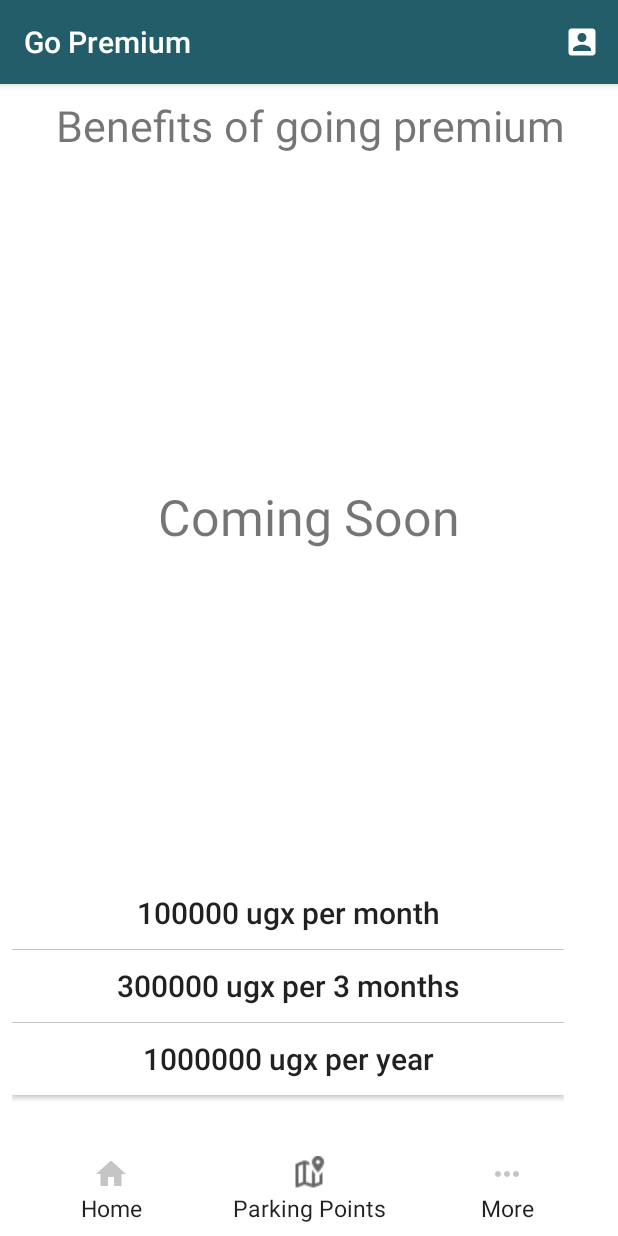
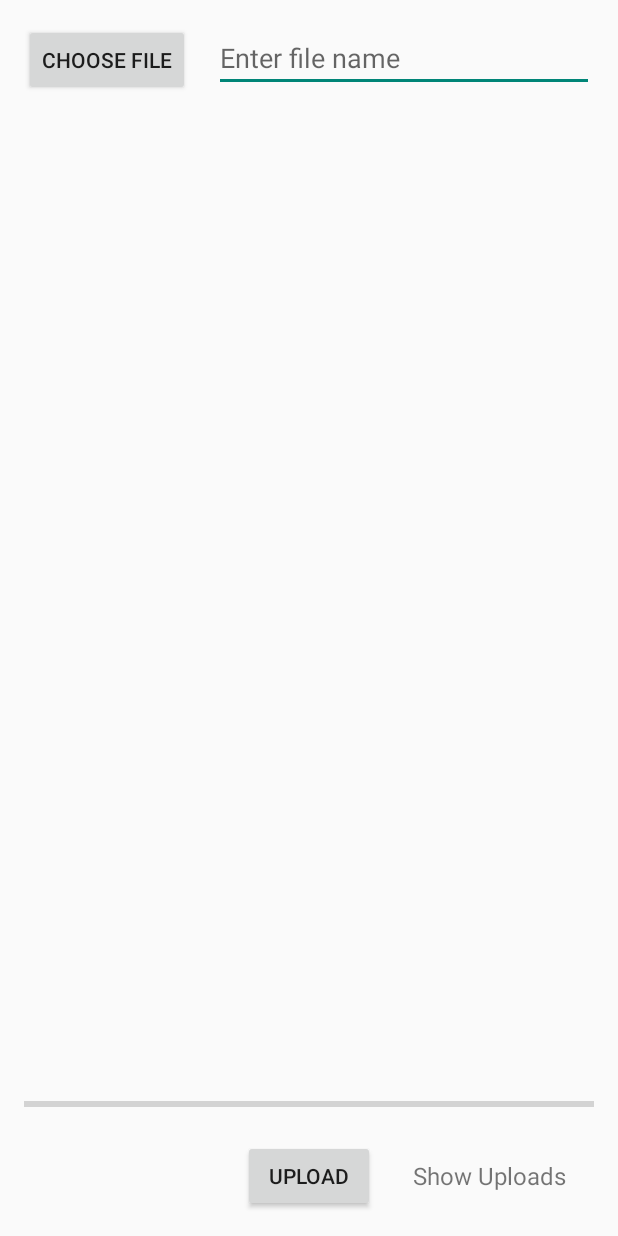
Before and after one commit to mugabi2/digitalbikes, an Android app: the GoPremium screen opened directly, with no data from a screen before it, on a phone screen of 412 x 824 dp. Run offline under Robolectric (Android 15) with nearby library versions, the phone set to English and light mode, and no system bars; our stand-ins replace Firebase (no records; nobody signed in at launch, a user with empty details on screens opened directly), Picasso; pictures from the network do not load.

Commit message:
updates working in history and gopremium

```diff
--- a/app/src/main/java/com/stardigitalbikes/samuelhimself/bible1/GoPremium.java
+++ b/app/src/main/java/com/stardigitalbikes/samuelhimself/bible1/GoPremium.java
@@ -1,6 +1,10 @@
 package com.stardigitalbikes.samuelhimself.bible1;
 
+import android.content.ContentResolver;
 import android.content.Intent;
+import android.net.Uri;
+import android.os.Handler;
+import android.support.annotation.NonNull;
 import android.support.v7.app.AppCompatActivity;
 import android.os.Bundle;
 import android.support.v7.widget.Toolbar;
@@ -8,12 +12,45 @@ import android.view.Menu;
 import android.view.MenuInflater;
 import android.view.MenuItem;
 import android.view.View;
+import android.webkit.MimeTypeMap;
 import android.widget.Button;
+import android.widget.EditText;
+import android.widget.ImageView;
+import android.widget.ProgressBar;
+import android.widget.TextView;
+import android.widget.Toast;
+
+import com.google.android.gms.tasks.OnFailureListener;
+import com.google.android.gms.tasks.OnSuccessListener;
+import com.google.firebase.database.DatabaseReference;
+import com.google.firebase.database.FirebaseDatabase;
+import com.google.firebase.storage.FirebaseStorage;
+import com.google.firebase.storage.OnProgressListener;
+import com.google.firebase.storage.StorageReference;
+import com.google.firebase.storage.StorageTask;
+import com.google.firebase.storage.UploadTask;
+import com.squareup.picasso.Picasso;
 
 public class GoPremium extends AppCompatActivity {
 
 
     Button Bhom,Bmore;
+
+    private static final int PICK_IMAGE_REQUEST = 1;
+
+    private Button mButtonChooseImage;
+    private Button mButtonUpload;
+    private TextView mTextViewShowUploads;
+    private EditText mEditTextFileName;
+    private ImageView mImageView;
+    private ProgressBar mProgressBar;
+
+    private Uri mImageUri;
+
+    private StorageReference mStorageRef;
+    private DatabaseReference mDatabaseRef;
+
+    private StorageTask mUploadTask;
 
 
     @Override
@@ -21,47 +58,118 @@ public class GoPremium extends AppCompatActivity {
         super.onCreate(savedInstanceState);
         setContentView(R.layout.activity_go_premium);
 
-        Bhom= findViewById(R.id.hm7);
-        Bhom.setOnClickListener(new View.OnClickListener() {
+
+        mButtonChooseImage = findViewById(R.id.button_choose_image);
+        mButtonUpload = findViewById(R.id.button_upload);
+        mTextViewShowUploads = findViewById(R.id.text_view_show_uploads);
+        mEditTextFileName = findViewById(R.id.edit_text_file_name);
+        mImageView = findViewById(R.id.image_view);
+        mProgressBar = findViewById(R.id.progress_bar);
+
+        mStorageRef = FirebaseStorage.getInstance().getReference("uploads");
+        mDatabaseRef = FirebaseDatabase.getInstance().getReference("uploads");
+
+        mButtonChooseImage.setOnClickListener(new View.OnClickListener() {
             @Override
-            public void onClick(View view) {
-                Intent int1 =new Intent(getApplicationContext(),MainActivity.class);
-                startActivity(int1);
+            public void onClick(View v) {
+                openFileChooser();
+            }
+        });
+
+        mTextViewShowUploads.setOnClickListener(new View.OnClickListener() {
+            @Override
+            public void onClick(View v) {
+                openImagesActivity();
+            }
+        });
+
+        mButtonUpload.setOnClickListener(new View.OnClickListener() {
+            @Override
+            public void onClick(View v) {
+                if (mUploadTask != null && mUploadTask.isInProgress()) {
+                    Toast.makeText(GoPremium.this, "Upload in progress", Toast.LENGTH_SHORT).show();
+                } else {
+                    uploadFile();
+                }
             }
         });
 
 
-        Bmore= findViewById(R.id.more7);
-        Bmore.setOnClickListener(new View.OnClickListener() {
-            @Override
-            public void onClick(View view) {
-                Intent int1 =new Intent(getApplicationContext(),More.class);
-                startActivity(int1);
-            }
-        });
-
-        //  -------------toolbar---------
-        Toolbar toolbar =findViewById(R.id.gopremiumtoolbar);
-        setSupportActionBar(toolbar);
-
 
     }
 
-    //*******************MENU****************8
+
+    private void openFileChooser() {
+        Intent intent = new Intent();
+        intent.setType("image/*");
+        intent.setAction(Intent.ACTION_GET_CONTENT);
+        startActivityForResult(intent, PICK_IMAGE_REQUEST);
+    }
+
     @Override
-    public boolean onCreateOptionsMenu(Menu menu) {
-        MenuInflater inflater=getMenuInflater();
-        inflater.inflate(R.menu.user_menu,menu);
-        return true;
+    protected void onActivityResult(int requestCode, int resultCode, Intent data) {
+        super.onActivityResult(requestCode, resultCode, data);
+
+        if (requestCode == PICK_IMAGE_REQUEST && resultCode == RESULT_OK
+                && data != null && data.getData() != null) {
+            mImageUri = data.getData();
+
+            Picasso.with(this).load(mImageUri).into(mImageView);
+        }
     }
-    @Override
-    public boolean onOptionsItemSelected(MenuItem item) {
-        switch (item.getItemId()){
-            case R.id.usermenu:
-                Intent int1 =new Intent(getApplicationContext(),Profile.class);
-                startActivity(int1);
 
+    private String getFileExtension(Uri uri) {
+        ContentResolver cR = getContentResolver();
+        MimeTypeMap mime = MimeTypeMap.getSingleton();
+        return mime.getExtensionFromMimeType(cR.getType(uri));
+    }
+
+    private void uploadFile() {
+        if (mImageUri != null) {
+            StorageReference fileReference = mStorageRef.child(System.currentTimeMillis()
+                    + "." + getFileExtension(mImageUri));
+
+            mUploadTask = fileReference.putFile(mImageUri)
+                    .addOnSuccessListener(new OnSuccessListener<UploadTask.TaskSnapshot>() {
+                        @Override
+                        public void onSuccess(UploadTask.TaskSnapshot taskSnapshot) {
+                            Handler handler = new Handler();
+                            handler.postDelayed(new Runnable() {
+                                @Override
+                                public void run() {
+                                    mProgressBar.setProgress(0);
+                                }
+                            }, 500);
+
+                            Toast.makeText(GoPremium.this, "Upload successful", Toast.LENGTH_LONG).show();
+                            Upload upload = new Upload(mEditTextFileName.getText().toString().trim(),
+                                    taskSnapshot.getDownloadUrl().toString());
+                            String uploadId = mDatabaseRef.push().getKey();
+                            mDatabaseRef.child(uploadId).setValue(upload);
+
+                        }
+                    })
+                    .addOnFailureListener(new OnFailureListener() {
+                        @Override
+                        public void onFailure(@NonNull Exception e) {
+                            Toast.makeText(GoPremium.this, e.getMessage(), Toast.LENGTH_SHORT).show();
+                        }
+                    })
+                    .addOnProgressListener(new OnProgressListener<UploadTask.TaskSnapshot>() {
+                        @Override
+                        public void onProgress(UploadTask.TaskSnapshot taskSnapshot) {
+                            double progress = (100.0 * taskSnapshot.getBytesTransferred() / taskSnapshot.getTotalByteCount());
+                            mProgressBar.setProgress((int) progress);
+                        }
+                    });
+        } else {
+            Toast.makeText(this, "No file selected", Toast.LENGTH_SHORT).show();
         }
-        return super.onOptionsItemSelected(item);
     }
+
+    private void openImagesActivity() {
+        Intent intent = new Intent(this, History.class);
+        startActivity(intent);
+    }
+
 }
--- a/app/src/main/java/com/stardigitalbikes/samuelhimself/bible1/ImageAdapter.java
+++ b/app/src/main/java/com/stardigitalbikes/samuelhimself/bible1/ImageAdapter.java
@@ -34,6 +34,7 @@ public class ImageAdapter extends RecyclerView.Adapter<ImageAdapter.ImageViewHol
         holder.textViewName.setText(uploadCurrent.getName());
         Picasso.with(mContext)
                 .load(uploadCurrent.getImageUrl())
+                .placeholder(R.mipmap.ic_launcher)
                 .fit()
                 .centerCrop()
                 .into(holder.imageView);
--- a/app/src/main/java/com/stardigitalbikes/samuelhimself/bible1/Mapsimport1.java
+++ b/app/src/main/java/com/stardigitalbikes/samuelhimself/bible1/Mapsimport1.java
@@ -303,7 +303,7 @@ public class Mapsimport1 extends AppCompatActivity implements OnMapReadyCallback
         shareimg.setOnClickListener(new View.OnClickListener() {
             @Override
             public void onClick(View v) {
-                startActivity(new Intent(Mapsimport1.this, History.class));// CHANGE BACK TO PROMOTIONS
+                startActivity(new Intent(Mapsimport1.this, GoPremium.class));// CHANGE BACK TO PROMOTIONS
             }
         });
 
--- a/app/src/main/java/com/stardigitalbikes/samuelhimself/bible1/Upload.java
+++ b/app/src/main/java/com/stardigitalbikes/samuelhimself/bible1/Upload.java
@@ -1,5 +1,4 @@
 package com.stardigitalbikes.samuelhimself.bible1;
-
 
 public class Upload {
     private String mName;
--- a/app/src/main/res/layout/activity_go_premium.xml
+++ b/app/src/main/res/layout/activity_go_premium.xml
@@ -1,162 +1,65 @@
 <?xml version="1.0" encoding="utf-8"?>
-<android.support.constraint.ConstraintLayout xmlns:android="http://schemas.android.com/apk/res/android"
+<RelativeLayout xmlns:android="http://schemas.android.com/apk/res/android"
     xmlns:app="http://schemas.android.com/apk/res-auto"
     xmlns:tools="http://schemas.android.com/tools"
-    android:background="#ffffff"
     android:layout_width="match_parent"
     android:layout_height="match_parent"
-    tools:context="com.stardigitalbikes.samuelhimself.bible1.GoPremium">
+    android:padding="16dp"
+    tools:context=".GoPremium">
 
 
-<include layout="@layout/apptoolbar"
-    android:id="@+id/gopremiumtoolbar"/>
+    <!--<include layout="@layout/apptoolbar"-->
+        <!--android:id="@+id/gopremiumtoolbar"/>-->
 
-    <LinearLayout
-        android:id="@+id/linearLayout2"
-        android:layout_width="0dp"
-        android:layout_height="45dp"
-        android:background="#ffffff"
-        android:layout_marginBottom="8dp"
-        android:layout_marginEnd="8dp"
-        android:layout_marginStart="8dp"
-        android:orientation="horizontal"
-        app:layout_constraintBottom_toBottomOf="parent"
-        app:layout_constraintEnd_toEndOf="parent"
-        app:layout_constraintStart_toStartOf="parent"
-        app:layout_constraintTop_toBottomOf="@+id/linearLayout">
+    <Button
+        android:id="@+id/button_choose_image"
+        android:layout_width="wrap_content"
+        android:layout_height="wrap_content"
+        android:text="Choose file" />
 
-        <Button
-            android:id="@+id/hm7"
-            android:background="#ffffff"
-            android:layout_width="match_parent"
-            android:layout_height="match_parent"
-            android:layout_weight="1"
-            android:drawableTop="@drawable/ic_home2"
-            android:fontFamily="sans-serif"
-            android:text="@string/home"
-            android:textAllCaps="false"
-            android:textSize="7pt" />
+    <EditText
+        android:id="@+id/edit_text_file_name"
+        android:layout_width="match_parent"
+        android:layout_height="wrap_content"
+        android:layout_marginStart="16dp"
+        android:layout_toEndOf="@+id/button_choose_image"
+        android:hint="Enter file name" />
 
-        <Button
-            android:background="#ffffff"
-            android:layout_width="match_parent"
-            android:layout_height="match_parent"
-            android:layout_weight="1"
-            android:drawableTop="@drawable/parkingpoints2"
-            android:fontFamily="sans-serif"
-            android:text="@string/parkingPoints"
-            android:textAllCaps="false"
-            android:textSize="7pt" />
+    <ImageView
+        android:id="@+id/image_view"
+        android:layout_width="match_parent"
+        android:layout_height="match_parent"
+        android:layout_above="@id/progress_bar"
+        android:layout_below="@id/edit_text_file_name"
+        android:layout_marginTop="16dp" />
 
+    <ProgressBar
+        android:id="@+id/progress_bar"
+        style="@style/Widget.AppCompat.ProgressBar.Horizontal"
+        android:layout_width="match_parent"
+        android:layout_height="wrap_content"
+        android:layout_above="@+id/button_upload"
+        android:layout_alignParentStart="true"
+        android:layout_marginBottom="16dp" />
 
-        <Button
-            android:id="@+id/more7"
-            android:layout_width="match_parent"
-            android:layout_height="match_parent"
-            android:layout_weight="1"
-            android:background="#ffffff"
-            android:drawableTop="@drawable/ic_more"
-            android:fontFamily="sans-serif"
-            android:text="@string/more"
-            android:textAllCaps="false"
-            android:textSize="7pt" />
-
-
-    </LinearLayout>
-
-    <LinearLayout
-        android:id="@+id/linearLayout5"
-        android:layout_width="368dp"
-        android:background="#ffffff"
-        android:layout_height="155dp"
-        android:layout_marginBottom="84dp"
-        android:layout_marginEnd="8dp"
-        android:layout_marginStart="8dp"
-        android:orientation="vertical"
-        app:layout_constraintBottom_toBottomOf="parent"
-        app:layout_constraintEnd_toEndOf="parent"
-        app:layout_constraintHorizontal_bias="0.0"
-        app:layout_constraintStart_toStartOf="parent">
-
-        <Button
-            android:background="#ffffff"
-            android:id="@+id/button5"
-            android:layout_width="match_parent"
-            android:layout_height="wrap_content"
-            android:text="@string/perMonth"
-            android:textAllCaps="false"
-            android:textSize="9pt" />
-
-        <View
-            android:layout_width="match_parent"
-            android:layout_height="0.5dp"
-            android:background="#f6f6f6" />
-
-        <Button
-            android:background="#ffffff"
-            android:id="@+id/button6"
-            android:layout_width="match_parent"
-            android:layout_height="wrap_content"
-            android:text="@string/per3Months"
-            android:textAllCaps="false"
-            android:textSize="9pt"
-
-            />
-
-        <View
-            android:layout_width="match_parent"
-            android:layout_height="0.5dp"
-            android:background="#f6f6f6"
-            />
-
-        <Button
-            android:background="#ffffff"
-            android:id="@+id/button7"
-            android:layout_width="match_parent"
-            android:layout_height="wrap_content"
-            android:text="@string/perYear"
-            android:textAllCaps="false"
-            android:textSize="9pt" />
-    </LinearLayout>
+    <Button
+        android:id="@+id/button_upload"
+        android:layout_width="wrap_content"
+        android:layout_height="wrap_content"
+        android:layout_alignParentBottom="true"
+        android:layout_centerHorizontal="true"
+        android:text="Upload" />
 
     <TextView
-        android:id="@+id/textView37"
+        android:id="@+id/text_view_show_uploads"
         android:layout_width="wrap_content"
         android:layout_height="wrap_content"
-        android:layout_marginEnd="8dp"
-        android:layout_marginStart="8dp"
-        android:layout_marginTop="64dp"
+        android:layout_alignBottom="@+id/button_upload"
+        android:layout_alignTop="@+id/button_upload"
+        android:layout_marginStart="25dp"
+        android:layout_toEndOf="@+id/button_upload"
         android:gravity="center"
-        android:text="@string/benefitsOfPremium"
-        android:textSize="13pt"
-        app:layout_constraintEnd_toEndOf="parent"
-        app:layout_constraintHorizontal_bias="0.521"
-        app:layout_constraintStart_toStartOf="parent"
-        app:layout_constraintTop_toTopOf="parent" />
+        android:text="Show Uploads"
+        android:textSize="16sp" />
 
-    <TextView
-        android:id="@+id/textView38"
-        android:layout_width="wrap_content"
-        android:layout_height="wrap_content"
-        android:layout_marginBottom="8dp"
-        android:layout_marginEnd="8dp"
-        android:layout_marginStart="8dp"
-        android:layout_marginTop="8dp"
-        android:gravity="center"
-        android:text="@string/comingSoon"
-        android:textSize="15pt"
-        app:layout_constraintBottom_toTopOf="@+id/linearLayout5"
-        app:layout_constraintEnd_toEndOf="parent"
-        app:layout_constraintStart_toStartOf="parent"
-        app:layout_constraintTop_toBottomOf="@+id/textView37"
-        app:layout_constraintVertical_bias="0.502" />
-
-    <View
-        android:layout_width="368dp"
-        android:layout_height="0.5dp"
-        android:background="#f6f6f6"
-        tools:layout_editor_absoluteX="8dp"
-        tools:layout_editor_absoluteY="493dp" />
-
-
-</android.support.constraint.ConstraintLayout>
+</RelativeLayout>
--- a/app/src/main/res/layout/activity_history.xml
+++ b/app/src/main/res/layout/activity_history.xml
@@ -6,6 +6,12 @@
     android:layout_height="match_parent"
     tools:context=".History">
 
+    <ProgressBar
+        android:id="@+id/progress_circle"
+        android:layout_width="wrap_content"
+        android:layout_height="wrap_content"
+        android:layout_centerInParent="true" />
+
     <android.support.v7.widget.RecyclerView
         android:id="@+id/recycler_view"
         android:layout_width="match_parent"
```
Also changed, not shown: app/build.gradle (+13 -3 lines), app/src/main/java/com/stardigitalbikes/samuelhimself/bible1/History.java (+3 -52 lines).
